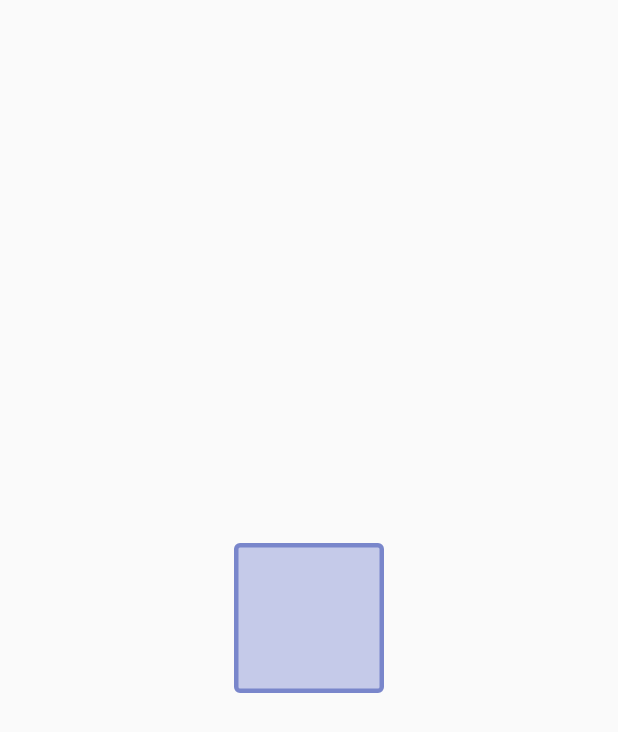
After one commit to artyomefimov/LearnFlutterCourse, a Flutter app: the screen it shows after launch, on a phone screen of 412 x 824 dp. The commit adds this screen. Shown: the top 732 px of the screen. Run offline on Flutter 3.47's test engine with Material 2 defaults, Android fonts, the phone set to English and light mode, and no system bars; our stand-ins replace flutter_bloc, flutter_spinkit, font_awesome_flutter, geolocator, sqflite; accounts and stored records are empty.

Commit message:
12 раздел

```diff
--- a/lib/main.dart
+++ b/lib/main.dart
@@ -1,5 +1,5 @@
 import 'package:flutter/material.dart';
-import 'package:flutter_trainee_education/part10/screens/location_screen.dart';
+import 'package:flutter_trainee_education/part12/animation_page.dart';
 
 void main() => runApp(MyApp());
 
@@ -7,7 +7,7 @@ class MyApp extends StatelessWidget {
   @override
   Widget build(BuildContext context) {
     return MaterialApp(
-      home: LocationScreen(),
+      home: AnimationPage(),
     );
   }
 }
--- /dev/null
+++ b/lib/part12/animation_page.dart
@@ -0,0 +1,134 @@
+import 'dart:math' as Math;
+
+import 'package:flutter/material.dart';
+
+class AnimationPage extends StatelessWidget {
+  @override
+  Widget build(BuildContext context) {
+    return Scaffold(
+      body: Center(
+        child: AnimationWidget(),
+      ),
+    );
+  }
+}
+
+class AnimationWidget extends StatefulWidget {
+  @override
+  _AnimationWidgetState createState() => _AnimationWidgetState();
+}
+
+class _AnimationWidgetState extends State<AnimationWidget>
+    with SingleTickerProviderStateMixin {
+  AnimationController controller;
+  Animation<double> rotation;
+  Animation<double> opacity;
+  Animation<double> moveDown;
+  Animation<double> scale;
+  Animation<BorderRadius> borderRadius;
+  Animation<Color> colorAnim;
+
+  @override
+  void initState() {
+    super.initState();
+    controller =
+        AnimationController(vsync: this, duration: Duration(seconds: 4));
+    rotation = Tween(begin: 0.0, end: 2 * Math.pi)
+        .animate(CurvedAnimation(parent: controller, curve: Curves.bounceOut));
+    //.animate(controller);
+
+    opacity = Tween(begin: 0.1, end: 1.0).animate(controller);
+
+    moveDown = Tween(begin: 0.0, end: 200.0).animate(controller);
+
+    scale = Tween(begin: 0.0, end: 1.0).animate(controller);
+
+    borderRadius = BorderRadiusTween(
+      begin: BorderRadius.circular(4.0),
+      end: BorderRadius.circular(75.0)
+    ).animate(
+      CurvedAnimation(
+        parent: controller,
+        curve: Interval(
+          0.375,
+          0.5,
+          curve: Curves.ease
+        )
+      )
+    );
+
+    colorAnim = ColorTween(
+      begin: Colors.indigo[100],
+      end: Colors.red[400]
+    ).animate(
+      CurvedAnimation(
+        parent: controller,
+          curve: Interval(
+              0.5,
+              0.75,
+              curve: Curves.ease
+          )
+      )
+    );
+
+    controller.addListener(() {
+      print(controller.status);
+      if (controller.status == AnimationStatus.completed) {
+        controller.reset();
+      }
+      // if (controller.status == AnimationStatus.completed) {
+      //   controller.reverse();
+      // } else if (controller.status == AnimationStatus.dismissed) {
+      //   controller.forward();
+      // }
+    });
+  }
+
+  @override
+  void dispose() {
+    super.dispose();
+    controller.dispose();
+  }
+
+  @override
+  Widget build(BuildContext context) {
+    // controller.forward();
+    controller.forward();
+
+    return AnimatedBuilder(
+      animation: controller,
+      builder: (context, child) => Container(
+        height: 100,
+        width: 100,
+        decoration: BoxDecoration(
+          color: colorAnim.value,
+          border: Border.all(
+            color: Colors.indigo[300],
+            width: 3.0,
+          ),
+          borderRadius: borderRadius.value
+        ),
+      )
+      //     Transform.translate(
+      //   offset: Offset(0.0, moveDown.value),
+      //   child: Transform.rotate(
+      //       angle: rotation.value,
+      //       child: Opacity(
+      //           opacity: opacity.value,
+      //           child: Transform.scale(
+      //               scale: scale.value, child: _MyContainer()))),
+      // ),
+    );
+  }
+}
+
+class _MyContainer extends StatelessWidget {
+  @override
+  Widget build(BuildContext context) {
+    return Container(
+      width: 100,
+      height: 100,
+      decoration: BoxDecoration(color: Colors.orange),
+    );
+  }
+}
```
